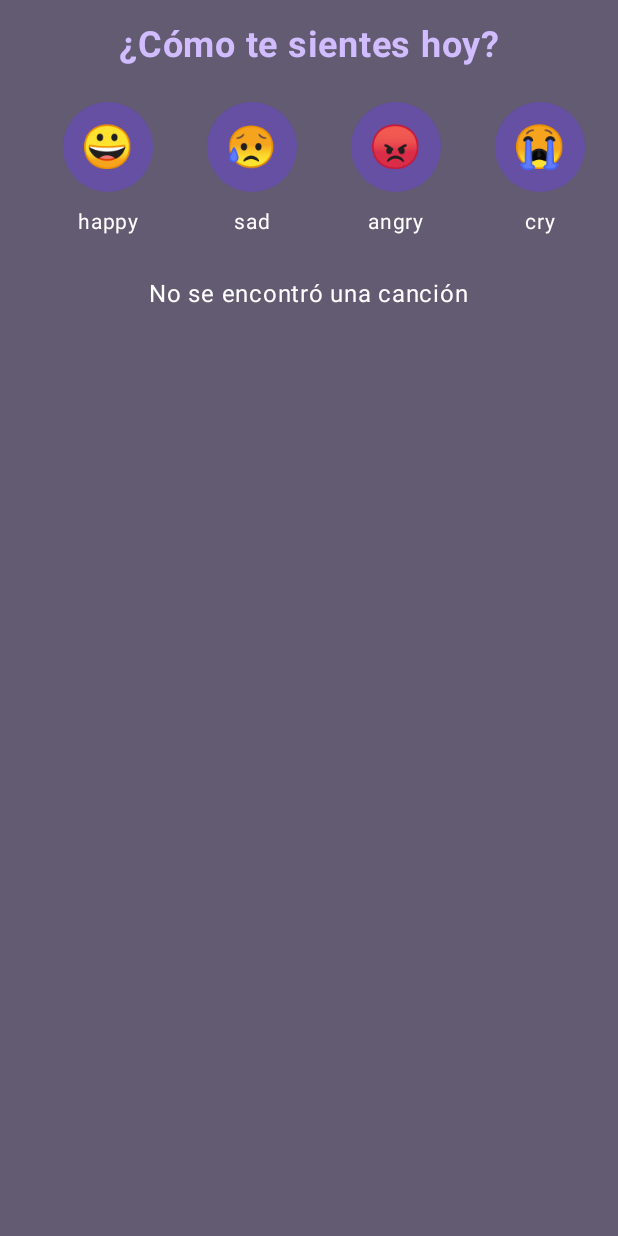
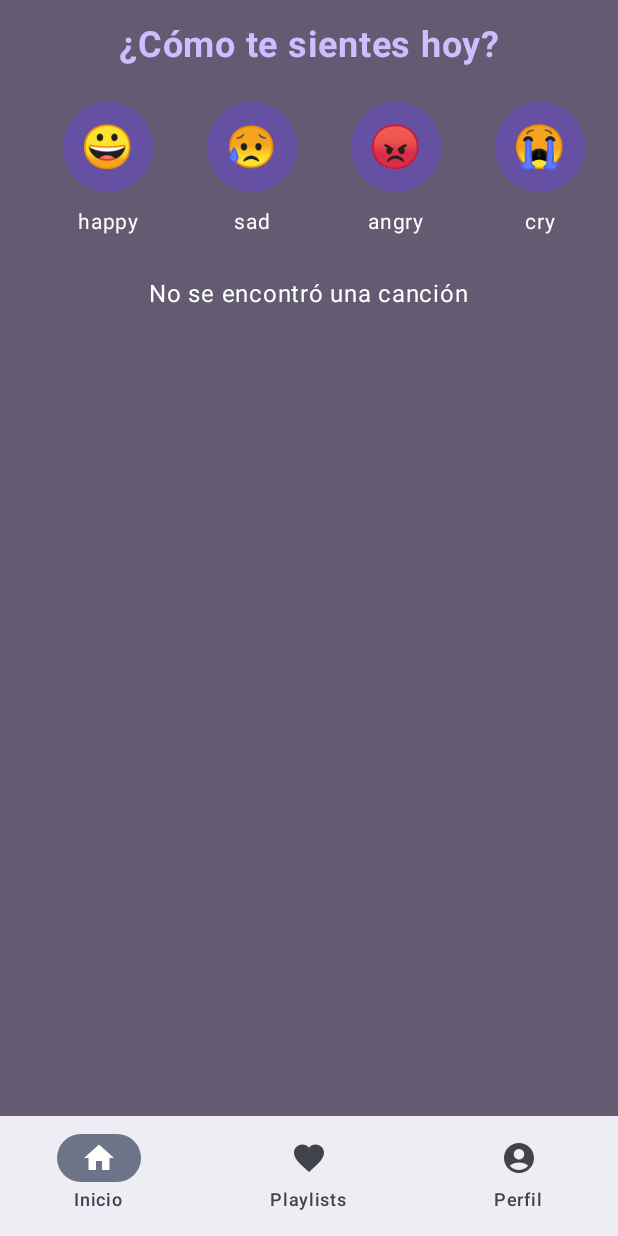
Before and after one commit to ArmandoAgui/Vibelyze, an Android app built with Jetpack Compose: the EmotionHomeScreen screen opened through its navigation route, on a phone screen of 412 x 824 dp. Run offline under Robolectric (Android 15) with nearby library versions, the phone set to English and light mode, and no system bars; our stand-ins replace Firebase (no records; nobody signed in at launch, a user with empty details on screens opened directly); pictures from the network do not load.

Commit message:
feat: bottom bar

```diff
--- a/Vibelyze/app/src/main/java/com/vibelyze/ui/navigation/AppNavGraph.kt
+++ b/Vibelyze/app/src/main/java/com/vibelyze/ui/navigation/AppNavGraph.kt
@@ -7,6 +7,8 @@ import androidx.navigation.compose.NavHost
 import androidx.navigation.compose.composable
 import com.vibelyze.ui.screens.auth.*
 import com.vibelyze.ui.screens.home.EmotionHomeScreen
+import com.vibelyze.ui.components.MainBottomBarScreen
+import com.vibelyze.ui.screens.home.MainScreenWithBottomBar
 
 @Composable
 fun AppNavGraph(
@@ -40,5 +42,22 @@ fun AppNavGraph(
         composable(NavRoutes.Home) {
             EmotionHomeScreen()
         }
+
+        composable(NavRoutes.Home) {
+            MainScreenWithBottomBar()
+        }
+
+        composable(NavRoutes.Emotion) {
+            EmotionHomeScreen()
+        }
+        composable(NavRoutes.Playlists) {
+            // Tu pantalla de Playlists
+
+        }
+        composable(NavRoutes.Profile) {
+            // Tu pantalla de perfil
+
+        }
+
     }
 }
--- a/Vibelyze/app/src/main/java/com/vibelyze/ui/screens/auth/LoginScreen.kt
+++ b/Vibelyze/app/src/main/java/com/vibelyze/ui/screens/auth/LoginScreen.kt
@@ -21,6 +21,7 @@ import com.google.firebase.auth.FirebaseAuth
 import com.google.firebase.firestore.FirebaseFirestore
 import com.vibelyze.R
 import com.vibelyze.session.SessionManager
+import com.vibelyze.ui.navigation.NavRoutes
 
 @Composable
 fun LoginScreen(
@@ -109,10 +110,11 @@ fun LoginScreen(
 
                                         Toast.makeText(context, "Inicio de sesión exitoso", Toast.LENGTH_SHORT).show()
 
-                                        navController.navigate("homeScreen") {
-                                            popUpTo("signup") { inclusive = true }
+                                        navController.navigate(NavRoutes.Home) {
+                                            popUpTo(NavRoutes.Login) { inclusive = true }
                                             launchSingleTop = true
                                         }
+
                                     }
                                     .addOnFailureListener {
                                         Toast.makeText(context, "No se pudo obtener info del usuario", Toast.LENGTH_SHORT).show()
--- /dev/null
+++ b/Vibelyze/app/src/main/java/com/vibelyze/ui/screens/home/MainScreenWithBottomBar.kt
@@ -0,0 +1,73 @@
+package com.vibelyze.ui.screens.home
+
+import androidx.compose.material.icons.Icons
+import androidx.compose.material.icons.filled.AccountCircle
+import androidx.compose.material.icons.filled.Favorite
+import androidx.compose.material.icons.filled.Home
+import androidx.compose.material3.*
+import androidx.compose.runtime.Composable
+import androidx.compose.runtime.getValue
+import androidx.navigation.NavGraph.Companion.findStartDestination
+import androidx.navigation.compose.*
+import com.vibelyze.ui.navigation.NavRoutes
+import com.vibelyze.ui.screens.home.EmotionHomeScreen
+import androidx.compose.ui.Modifier
+import androidx.compose.foundation.layout.padding
+
+
+@Composable
+fun MainScreenWithBottomBar() {
+    val bottomNavController = rememberNavController()
+
+    val items = listOf(
+        BottomBarItem("Inicio", Icons.Default.Home, NavRoutes.Emotion),
+        BottomBarItem("Playlists", Icons.Default.Favorite, NavRoutes.Playlists),
+        BottomBarItem("Perfil", Icons.Default.AccountCircle, NavRoutes.Profile),
+    )
+
+    Scaffold(
+        bottomBar = {
+            NavigationBar {
+                val currentRoute = bottomNavController.currentBackStackEntryAsState().value?.destination?.route
+                items.forEach { item ->
+                    NavigationBarItem(
+                        icon = { Icon(item.icon, contentDescription = item.label) },
+                        label = { Text(item.label) },
+                        selected = currentRoute == item.route,
+                        onClick = {
+                            bottomNavController.navigate(item.route) {
+                                popUpTo(bottomNavController.graph.findStartDestination().id) {
+                                    saveState = true
+                                }
+                                launchSingleTop = true
+                                restoreState = true
+                            }
+                        }
+                    )
+                }
+            }
+        }
+    ) { paddingValues ->
+        NavHost(
+            navController = bottomNavController,
+            startDestination = NavRoutes.Emotion,
+            modifier = Modifier.padding(paddingValues)
+        ) {
+            composable(NavRoutes.Emotion) {
+                EmotionHomeScreen()
+            }
+            composable(NavRoutes.Playlists) {
+                Text("🎵 Pantalla de playlists") // Sustituye por tu pantalla real
+            }
+            composable(NavRoutes.Profile) {
+                Text("👤 Pantalla de perfil") // Sustituye por tu pantalla real
+            }
+        }
+    }
+}
+
+data class BottomBarItem(
+    val label: String,
+    val icon: androidx.compose.ui.graphics.vector.ImageVector,
+    val route: String
+)
```
Also changed, not shown: Vibelyze/app/src/main/java/com/vibelyze/ui/components/MainBottomBarScreen.kt (added, +55 -0 lines), Vibelyze/app/src/main/java/com/vibelyze/ui/navigation/NavRoutes.kt (+7 -1 lines), Vibelyze/app/src/main/java/com/vibelyze/ui/screens/auth/ConfirmPassword.kt (+5 -4 lines), Vibelyze/app/src/main/java/com/vibelyze/ui/screens/home/EmotionHomeScreen.kt (+25 -12 lines).
